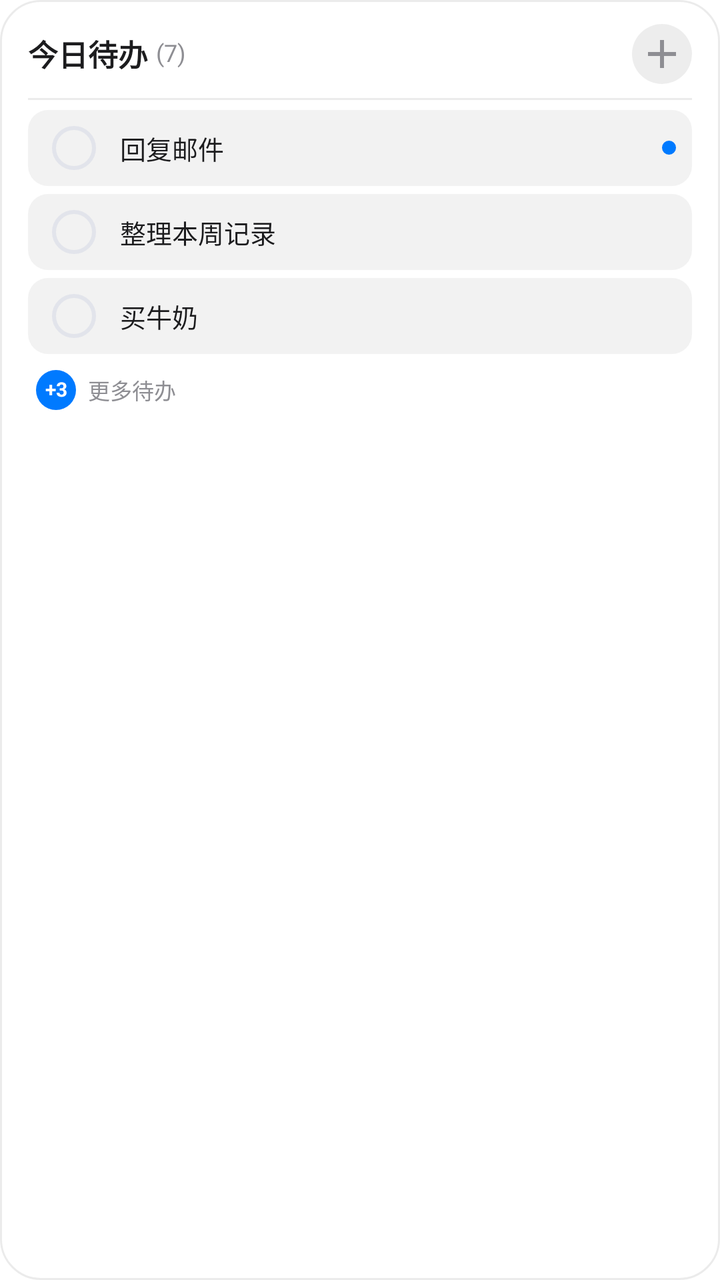
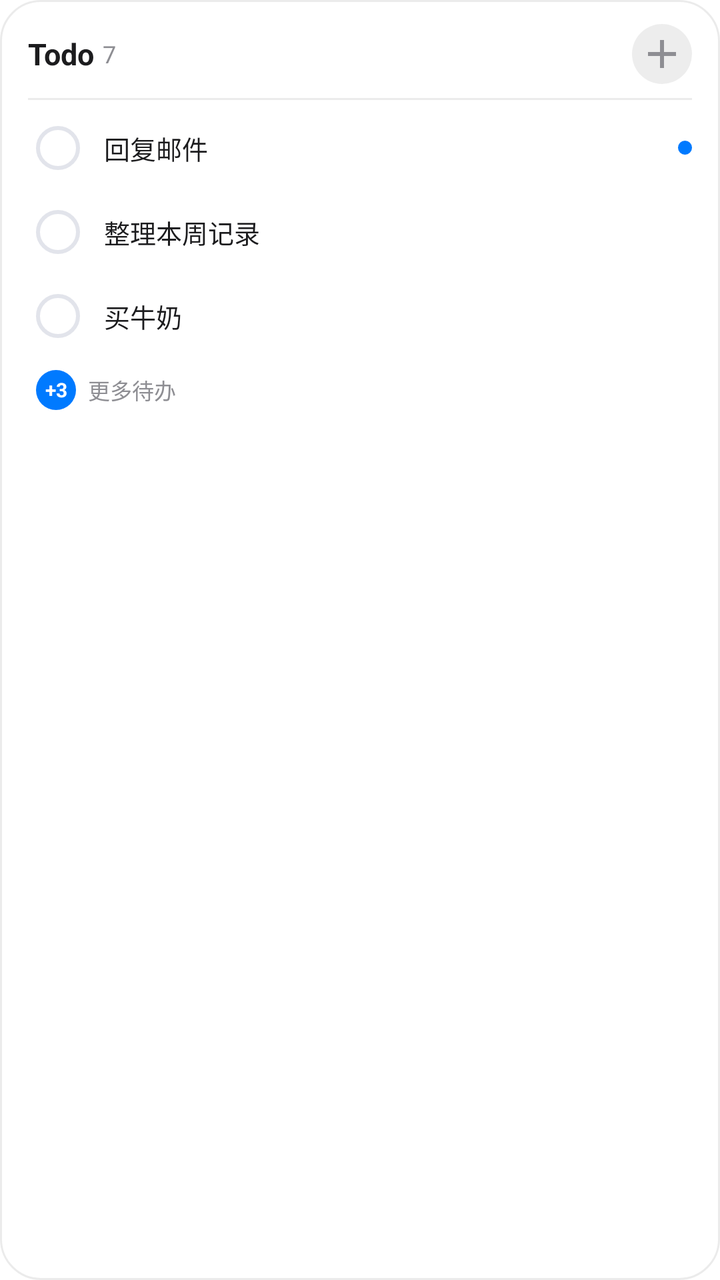

Before-and-after screenshots of an Android layout around one commit, followed by the original layout XML and the change that was made.
<!-- AndroidManifest.xml: fallback theme Theme.MaterialComponents.DayNight.NoActionBar -->
<!-- res/layout/widget_todo_preview.xml -->
<?xml version="1.0" encoding="utf-8"?>
<LinearLayout xmlns:android="http://schemas.android.com/apk/res/android"
    android:layout_width="match_parent"
    android:layout_height="match_parent"
    android:background="@drawable/bg_widget_todo"
    android:orientation="vertical"
    android:paddingLeft="14dp"
    android:paddingTop="12dp"
    android:paddingRight="14dp"
    android:paddingBottom="12dp">

    <RelativeLayout
        android:layout_width="match_parent"
        android:layout_height="wrap_content">

        <TextView
            android:id="@+id/preview_todo_title"
            android:layout_width="wrap_content"
            android:layout_height="wrap_content"
            android:layout_alignParentLeft="true"
            android:layout_centerVertical="true"
            android:includeFontPadding="false"
            android:text="今日待办"
            android:textColor="@color/widget_text_primary"
            android:textSize="15sp"
            android:textStyle="bold" />

        <TextView
            android:layout_width="wrap_content"
            android:layout_height="wrap_content"
            android:layout_centerVertical="true"
            android:layout_marginLeft="4dp"
            android:layout_toRightOf="@id/preview_todo_title"
            android:includeFontPadding="false"
            android:text="(7)"
            android:textColor="@color/widget_text_secondary"
            android:textSize="12sp" />

        <ImageButton
            android:layout_width="30dp"
            android:layout_height="30dp"
            android:layout_alignParentRight="true"
            android:layout_centerVertical="true"
            android:background="@drawable/bg_widget_icon_btn"
            android:contentDescription="快速添加待办"
            android:scaleType="centerInside"
            android:src="@drawable/ic_add" />
    </RelativeLayout>

    <View
        android:layout_width="match_parent"
        android:layout_height="1dp"
        android:layout_marginTop="7dp"
        android:layout_marginBottom="5dp"
        android:background="@color/widget_todo_hairline" />

    <LinearLayout
        android:layout_width="match_parent"
        android:layout_height="wrap_content"
        android:layout_marginBottom="4dp"
        android:background="@drawable/bg_widget_todo_item"
        android:gravity="center_vertical"
        android:orientation="horizontal"
        android:paddingLeft="8dp"
        android:paddingTop="4dp"
        android:paddingRight="8dp"
        android:paddingBottom="4dp">

        <ImageView
            android:layout_width="30dp"
            android:layout_height="30dp"
            android:contentDescription="标记完成"
            android:scaleType="centerInside"
            android:src="@drawable/ic_checkbox_unchecked" />

        <TextView
            android:layout_width="0dp"
            android:layout_height="wrap_content"
            android:layout_marginStart="8dp"
            android:layout_weight="1"
            android:ellipsize="end"
            android:includeFontPadding="false"
            android:maxLines="1"
            android:text="回复邮件"
            android:textColor="@color/widget_text_primary"
            android:textSize="13sp" />

        <ImageView
            android:layout_width="7dp"
            android:layout_height="7dp"
            android:layout_marginLeft="6dp"
            android:background="@drawable/bg_widget_priority_dot" />
    </LinearLayout>

    <LinearLayout
        android:layout_width="match_parent"
        android:layout_height="wrap_content"
        android:layout_marginBottom="4dp"
        android:background="@drawable/bg_widget_todo_item"
        android:gravity="center_vertical"
        android:orientation="horizontal"
        android:paddingLeft="8dp"
        android:paddingTop="4dp"
        android:paddingRight="8dp"
        android:paddingBottom="4dp">

        <ImageView
            android:layout_width="30dp"
            android:layout_height="30dp"
            android:contentDescription="标记完成"
            android:scaleType="centerInside"
            android:src="@drawable/ic_checkbox_unchecked" />

        <TextView
            android:layout_width="0dp"
            android:layout_height="wrap_content"
            android:layout_marginStart="8dp"
            android:layout_weight="1"
            android:ellipsize="end"
            android:includeFontPadding="false"
            android:maxLines="1"
            android:text="整理本周记录"
            android:textColor="@color/widget_text_primary"
            android:textSize="13sp" />
    </LinearLayout>

    <LinearLayout
        android:layout_width="match_parent"
        android:layout_height="wrap_content"
        android:layout_marginBottom="4dp"
        android:background="@drawable/bg_widget_todo_item"
        android:gravity="center_vertical"
        android:orientation="horizontal"
        android:paddingLeft="8dp"
        android:paddingTop="4dp"
        android:paddingRight="8dp"
        android:paddingBottom="4dp">

        <ImageView
            android:layout_width="30dp"
            android:layout_height="30dp"
            android:contentDescription="标记完成"
            android:scaleType="centerInside"
            android:src="@drawable/ic_checkbox_unchecked" />

        <TextView
            android:layout_width="0dp"
            android:layout_height="wrap_content"
            android:layout_marginStart="8dp"
            android:layout_weight="1"
            android:ellipsize="end"
            android:includeFontPadding="false"
            android:maxLines="1"
            android:text="买牛奶"
            android:textColor="@color/widget_text_primary"
            android:textSize="13sp" />
    </LinearLayout>

    <LinearLayout
        android:layout_width="wrap_content"
        android:layout_height="wrap_content"
        android:layout_marginStart="4dp"
        android:layout_marginTop="4dp"
        android:gravity="center_vertical"
        android:orientation="horizontal">

        <TextView
            android:layout_width="20dp"
            android:layout_height="20dp"
            android:background="@drawable/bg_widget_badge"
            android:gravity="center"
            android:includeFontPadding="false"
            android:text="+3"
            android:textColor="@color/widget_badge_text"
            android:textSize="10sp"
            android:textStyle="bold" />

        <TextView
            android:layout_width="wrap_content"
            android:layout_height="wrap_content"
            android:layout_marginStart="6dp"
            android:includeFontPadding="false"
            android:text="更多待办"
            android:textColor="@color/widget_text_secondary"
            android:textSize="11sp" />
    </LinearLayout>
</LinearLayout>
<!-- resources referenced by this layout -->
<resources>
  <color name="widget_badge_text">#FFFFFFFF</color>
  <color name="widget_text_primary">#1C1C1E</color>
  <color name="widget_text_secondary">#8E8E93</color>
  <color name="widget_todo_hairline">#14000000</color>
  <!-- drawable bg_widget_badge (drawable) -->
  <?xml version="1.0" encoding="utf-8"?>
  <shape xmlns:android="http://schemas.android.com/apk/res/android">
      <solid android:color="@color/widget_accent" />
      <corners android:radius="10dp" />
  </shape>
  <!-- drawable bg_widget_icon_btn (drawable) -->
  <?xml version="1.0" encoding="utf-8"?>
  <shape xmlns:android="http://schemas.android.com/apk/res/android"
      android:shape="oval">
      <solid android:color="@color/widget_todo_icon_bg" />
  </shape>
  <!-- drawable bg_widget_priority_dot (drawable) -->
  <?xml version="1.0" encoding="utf-8"?>
  <shape xmlns:android="http://schemas.android.com/apk/res/android"
      android:shape="oval">
      <solid android:color="@color/widget_priority" />
  </shape>
  <!-- drawable bg_widget_todo (drawable) -->
  <?xml version="1.0" encoding="utf-8"?>
  <shape xmlns:android="http://schemas.android.com/apk/res/android"
      android:shape="rectangle">
      <solid android:color="@color/widget_todo_surface" />
      <corners android:radius="20dp" />
      <stroke android:width="1dp" android:color="@color/widget_todo_hairline" />
  </shape>
  <!-- drawable bg_widget_todo_item (drawable) -->
  <?xml version="1.0" encoding="utf-8"?>
  <shape xmlns:android="http://schemas.android.com/apk/res/android"
      android:shape="rectangle">
      <solid android:color="@color/widget_todo_item_bg" />
      <corners android:radius="10dp" />
  </shape>
  <!-- drawable ic_add (drawable) -->
  <vector xmlns:android="http://schemas.android.com/apk/res/android"
      android:width="24dp"
      android:height="24dp"
      android:viewportWidth="24"
      android:viewportHeight="24">
      <path
          android:fillColor="@color/widget_text_secondary"
          android:pathData="M19,13h-6v6h-2v-6H5v-2h6V5h2v6h6v2z" />
  </vector>
  <!-- drawable ic_checkbox_unchecked (drawable) -->
  <vector xmlns:android="http://schemas.android.com/apk/res/android"
      android:width="24dp"
      android:height="24dp"
      android:viewportWidth="24"
      android:viewportHeight="24">
      <path
          android:strokeColor="@color/widget_border"
          android:strokeWidth="2"
          android:fillColor="#00000000"
          android:pathData="M12,12m-10,0a10,10 0,1 1,20 0a10,10 0,1 1,-20 0" />
  </vector>
  <color name="widget_accent">#007AFF</color>
  <color name="widget_todo_icon_bg">#12000000</color>
  <color name="widget_priority">#007AFF</color>
  <color name="widget_todo_surface">#CCFFFFFF</color>
  <color name="widget_todo_item_bg">#0D000000</color>
  <color name="widget_border">#E2E4EB</color>
</resources>

<!-- the commit's change to res/layout/widget_todo_preview.xml (unified diff, before → after) -->
@@ -19,8 +19,7 @@
             android:layout_height="wrap_content"
             android:layout_alignParentLeft="true"
             android:layout_centerVertical="true"
-            android:includeFontPadding="false"
-            android:text="今日待办"
+            android:text="Todo"
             android:textColor="@color/widget_text_primary"
             android:textSize="15sp"
             android:textStyle="bold" />
@@ -31,8 +30,7 @@
             android:layout_centerVertical="true"
             android:layout_marginLeft="4dp"
             android:layout_toRightOf="@id/preview_todo_title"
-            android:includeFontPadding="false"
-            android:text="(7)"
+            android:text="7"
             android:textColor="@color/widget_text_secondary"
             android:textSize="12sp" />
 
@@ -47,7 +45,7 @@
             android:src="@drawable/ic_add" />
     </RelativeLayout>
 
-    <View
+    <TextView
         android:layout_width="match_parent"
         android:layout_height="1dp"
         android:layout_marginTop="7dp"
@@ -58,12 +56,9 @@
         android:layout_width="match_parent"
         android:layout_height="wrap_content"
         android:layout_marginBottom="4dp"
-        android:background="@drawable/bg_widget_todo_item"
         android:gravity="center_vertical"
         android:orientation="horizontal"
-        android:paddingLeft="8dp"
         android:paddingTop="4dp"
-        android:paddingRight="8dp"
         android:paddingBottom="4dp">
 
         <ImageView
@@ -79,7 +74,6 @@
             android:layout_marginStart="8dp"
             android:layout_weight="1"
             android:ellipsize="end"
-            android:includeFontPadding="false"
             android:maxLines="1"
             android:text="回复邮件"
             android:textColor="@color/widget_text_primary"
@@ -96,12 +90,9 @@
         android:layout_width="match_parent"
         android:layout_height="wrap_content"
         android:layout_marginBottom="4dp"
-        android:background="@drawable/bg_widget_todo_item"
         android:gravity="center_vertical"
         android:orientation="horizontal"
-        android:paddingLeft="8dp"
         android:paddingTop="4dp"
-        android:paddingRight="8dp"
         android:paddingBottom="4dp">
 
         <ImageView
@@ -117,7 +108,6 @@
             android:layout_marginStart="8dp"
             android:layout_weight="1"
             android:ellipsize="end"
-            android:includeFontPadding="false"
             android:maxLines="1"
             android:text="整理本周记录"
             android:textColor="@color/widget_text_primary"
@@ -128,12 +118,9 @@
         android:layout_width="match_parent"
         android:layout_height="wrap_content"
         android:layout_marginBottom="4dp"
-        android:background="@drawable/bg_widget_todo_item"
         android:gravity="center_vertical"
         android:orientation="horizontal"
-        android:paddingLeft="8dp"
         android:paddingTop="4dp"
-        android:paddingRight="8dp"
         android:paddingBottom="4dp">
 
         <ImageView
@@ -149,7 +136,6 @@
             android:layout_marginStart="8dp"
             android:layout_weight="1"
             android:ellipsize="end"
-            android:includeFontPadding="false"
             android:maxLines="1"
             android:text="买牛奶"
             android:textColor="@color/widget_text_primary"
@@ -169,7 +155,6 @@
             android:layout_height="20dp"
             android:background="@drawable/bg_widget_badge"
             android:gravity="center"
-            android:includeFontPadding="false"
             android:text="+3"
             android:textColor="@color/widget_badge_text"
             android:textSize="10sp"
@@ -179,7 +164,6 @@
             android:layout_width="wrap_content"
             android:layout_height="wrap_content"
             android:layout_marginStart="6dp"
-            android:includeFontPadding="false"
             android:text="更多待办"
             android:textColor="@color/widget_text_secondary"
             android:textSize="11sp" />
<!-- resource entries referenced after the edit -->
@@ -30,13 +30,6 @@
       <corners android:radius="20dp" />
       <stroke android:width="1dp" android:color="@color/widget_todo_hairline" />
   </shape>
-  <!-- drawable bg_widget_todo_item (drawable) -->
-  <?xml version="1.0" encoding="utf-8"?>
-  <shape xmlns:android="http://schemas.android.com/apk/res/android"
-      android:shape="rectangle">
-      <solid android:color="@color/widget_todo_item_bg" />
-      <corners android:radius="10dp" />
-  </shape>
   <!-- drawable ic_add (drawable) -->
   <vector xmlns:android="http://schemas.android.com/apk/res/android"
       android:width="24dp"
@@ -63,7 +56,6 @@
   <color name="widget_todo_icon_bg">#12000000</color>
   <color name="widget_priority">#007AFF</color>
   <color name="widget_todo_surface">#CCFFFFFF</color>
-  <color name="widget_todo_item_bg">#0D000000</color>
   <color name="widget_border">#E2E4EB</color>
 </resources>
 
